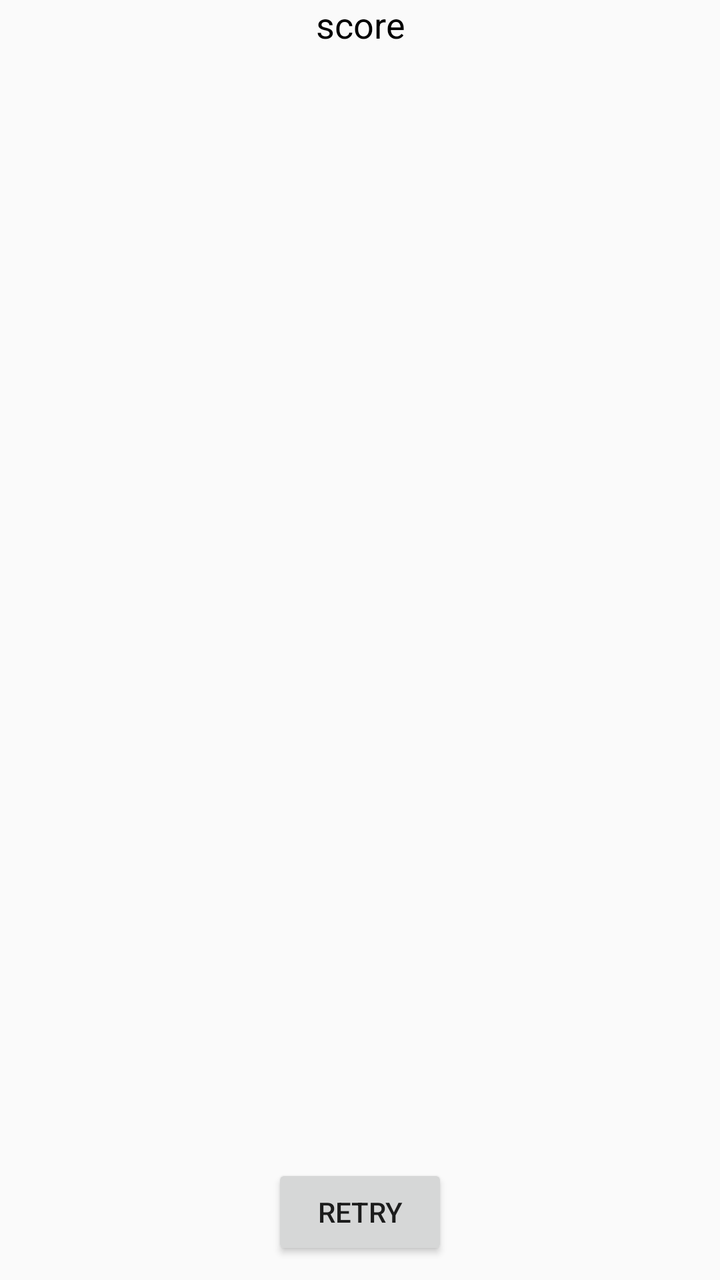
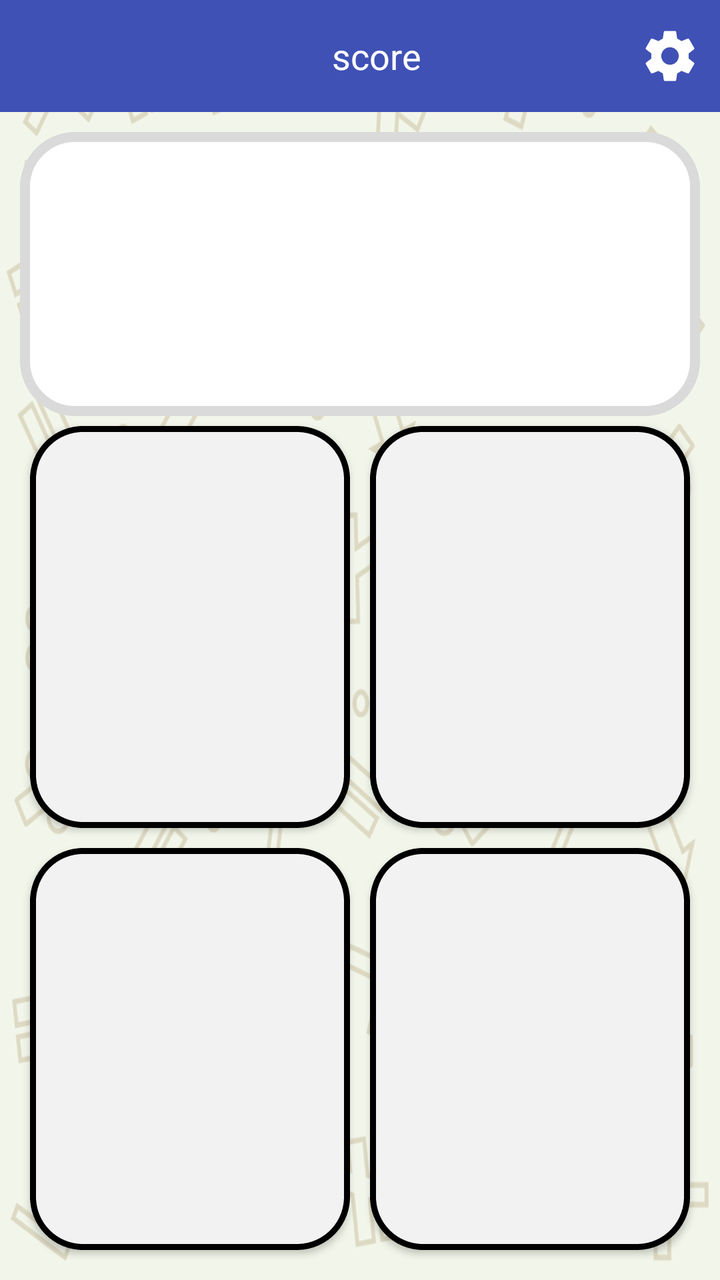

The first picture is an Android layout as it rendered before a commit; the second is the same layout after the commit. The layout source and the unified diff follow.
<!-- AndroidManifest.xml: application theme AppTheme -->
<!-- res/layout/activity_fast_quiz.xml -->
<?xml version="1.0" encoding="utf-8"?>
<RelativeLayout xmlns:android="http://schemas.android.com/apk/res/android"
    xmlns:app="http://schemas.android.com/apk/res-auto"
    xmlns:tools="http://schemas.android.com/tools"
    android:layout_width="match_parent"
    android:layout_height="match_parent"
    tools:context=".UI.FastQuizActivity">

    <TextView
        android:id="@+id/fast_quiz_tv_score"
        android:layout_width="wrap_content"
        android:layout_height="wrap_content"
        android:layout_alignParentTop="true"
        android:layout_centerHorizontal="true"
        android:layout_centerVertical="true"
        android:gravity="center_horizontal"
        android:text="score"
        android:textColor="@color/colorBack"
        android:textSize="18sp" />



    <Button
        android:layout_alignParentBottom="true"
        android:id="@+id/fast_quiz_btn_retry"
        android:layout_marginBottom="10dp"
        android:layout_width="wrap_content"
        android:layout_height="wrap_content"
        android:layout_centerInParent="true"
        android:text="retry" />

</RelativeLayout>
<!-- resources referenced by this layout -->
<resources>
  <color name="colorBack">#000</color>
  <style name="AppTheme" parent="Theme.AppCompat.Light.DarkActionBar">
          
          <item name="colorPrimary">@color/colorPrimary</item>
          <item name="colorPrimaryDark">@color/colorPrimaryDark</item>
          <item name="colorAccent">@color/colorAccent</item>
      </style>
  <color name="colorPrimary">#3F51B5</color>
  <color name="colorPrimaryDark">#303F9F</color>
  <color name="colorAccent">#FF4081</color>
</resources>

<!-- the commit's change to res/layout/activity_fast_quiz.xml (unified diff, before → after) -->
@@ -2,31 +2,132 @@
 <RelativeLayout xmlns:android="http://schemas.android.com/apk/res/android"
     xmlns:app="http://schemas.android.com/apk/res-auto"
     xmlns:tools="http://schemas.android.com/tools"
+    android:background="@drawable/app_background"
+    android:id="@+id/fast_quiz_layout"
     android:layout_width="match_parent"
-    android:layout_height="match_parent"
-    tools:context=".UI.FastQuizActivity">
+    android:layout_height="match_parent">
 
-    <TextView
-        android:id="@+id/fast_quiz_tv_score"
-        android:layout_width="wrap_content"
+    <android.support.v7.widget.Toolbar
+        android:id="@+id/fast_quiz_toolbar"
+        android:layout_width="match_parent"
         android:layout_height="wrap_content"
         android:layout_alignParentTop="true"
-        android:layout_centerHorizontal="true"
-        android:layout_centerVertical="true"
-        android:gravity="center_horizontal"
-        android:text="score"
-        android:textColor="@color/colorBack"
-        android:textSize="18sp" />
+        android:background="@color/colorPrimary">
 
+        <RelativeLayout
+
+            android:layout_width="match_parent"
+            android:layout_height="match_parent">
+
+            <TextView
+                android:id="@+id/fast_quiz_tv_score"
+                android:layout_width="wrap_content"
+                android:layout_height="wrap_content"
+                android:layout_alignParentTop="true"
+                android:layout_centerHorizontal="true"
+                android:layout_centerVertical="true"
+                android:gravity="center_horizontal"
+                android:text="score"
+                android:textColor="@color/colorWhite"
+                android:textSize="18sp" />
+
+            <ImageView
+                android:id="@+id/fast_quiz_iv_setting"
+                android:layout_width="50dp"
+                android:layout_height="50dp"
+                android:layout_alignParentEnd="true"
+                android:layout_centerVertical="true"
+                android:padding="10dp"
+                android:src="@drawable/ic_settings_black_24dp" />
+        </RelativeLayout>
+    </android.support.v7.widget.Toolbar>
+
+    <LinearLayout
+        android:layout_width="match_parent"
+        android:layout_height="match_parent"
+        android:layout_above="@id/fast_quiz_btn_retry"
+        android:layout_below="@id/fast_quiz_toolbar"
+        android:orientation="vertical"
+        android:padding="10dp">
+
+        <TextView
+            android:id="@+id/fast_quiz_tv_question"
+            android:layout_width="match_parent"
+            android:layout_height="wrap_content"
+            android:layout_weight="1"
+            android:background="@drawable/question_background"
+            android:gravity="center"
+            android:text=""
+            android:textSize="30sp" />
+
+        <LinearLayout
+            android:layout_width="match_parent"
+            android:layout_height="wrap_content"
+            android:layout_weight="1.5"
+            android:orientation="horizontal"
+            android:weightSum="2">
+
+            <Button
+                android:id="@+id/fast_quiz_btn_answer1"
+                android:layout_width="0dp"
+                android:layout_height="match_parent"
+                android:layout_margin="5dp"
+                android:layout_weight="1"
+                android:background="@drawable/answers_background"
+                android:text=""
+                android:textSize="32sp"
+                android:textStyle="bold" />
+
+            <Button
+                android:id="@+id/fast_quiz_btn_answer2"
+                android:layout_width="0dp"
+                android:layout_height="match_parent"
+                android:layout_margin="5dp"
+                android:layout_weight="1"
+                android:background="@drawable/answers_background"
+                android:text=""
+                android:textSize="32sp"
+                android:textStyle="bold" />
+        </LinearLayout>
+
+        <LinearLayout
+            android:layout_width="match_parent"
+            android:layout_height="wrap_content"
+            android:layout_weight="1.5"
+            android:orientation="horizontal">
+
+            <Button
+                android:id="@+id/fast_quiz_btn_answer3"
+                android:layout_width="0dp"
+                android:layout_height="match_parent"
+                android:layout_margin="5dp"
+                android:layout_weight="1"
+                android:background="@drawable/answers_background"
+                android:text=""
+                android:textSize="32sp"
+                android:textStyle="bold" />
+
+            <Button
+                android:id="@+id/fast_quiz_btn_answer4"
+                android:layout_width="0dp"
+                android:layout_height="match_parent"
+                android:layout_margin="5dp"
+                android:layout_weight="1"
+                android:background="@drawable/answers_background"
+                android:text=""
+                android:textSize="32sp"
+                android:textStyle="bold" />
+        </LinearLayout>
+    </LinearLayout>
 
 
     <Button
-        android:layout_alignParentBottom="true"
         android:id="@+id/fast_quiz_btn_retry"
-        android:layout_marginBottom="10dp"
         android:layout_width="wrap_content"
         android:layout_height="wrap_content"
+        android:layout_alignParentBottom="true"
         android:layout_centerInParent="true"
-        android:text="retry" />
-
+        android:layout_marginBottom="10dp"
+        android:text="retry"
+        android:visibility="gone" />
 </RelativeLayout>
<!-- resource entries referenced after the edit -->
@@ -1,13 +1,43 @@
 <!-- resources referenced by this layout -->
 <resources>
-  <color name="colorBack">#000</color>
   <style name="AppTheme" parent="Theme.AppCompat.Light.DarkActionBar">
           
           <item name="colorPrimary">@color/colorPrimary</item>
           <item name="colorPrimaryDark">@color/colorPrimaryDark</item>
           <item name="colorAccent">@color/colorAccent</item>
       </style>
+  <color name="colorGray">#dadada</color>
   <color name="colorPrimary">#3F51B5</color>
+  <color name="colorWhite">#FFF</color>
+  <!-- drawable answers_background (drawable) -->
+  <?xml version="1.0" encoding="utf-8"?>
+  <shape xmlns:android="http://schemas.android.com/apk/res/android">
+      <corners android:radius="25dp" />
+      <solid android:color="#f2f2f2"/>
+      <stroke
+          android:width="3dp"
+          android:dashWidth="5dp" />
+  </shape>
+  <!-- drawable app_background: png bitmap (drawable-hdpi, 76013 bytes) -->
+  <!-- drawable ic_settings_black_24dp (drawable) -->
+  <vector xmlns:android="http://schemas.android.com/apk/res/android"
+          android:width="24dp"
+          android:height="24dp"
+          android:viewportWidth="24.0"
+          android:viewportHeight="24.0">
+      <path
+          android:fillColor="#FFFFFFFF"
+          android:pathData="M19.43,12.98c0.04,-0.32 0.07,-0.64 0.07,-0.98s-0.03,-0.66 -0.07,-0.98l2.11,-1.65c0.19,-0.15 0.24,-0.42 0.12,-0.64l-2,-3.46c-0.12,-0.22 -0.39,-0.3 -0.61,-0.22l-2.49,1c-0.52,-0.4 -1.08,-0.73 -1.69,-0.98l-0.38,-2.65C14.46,2.18 14.25,2 14,2h-4c-0.25,0 -0.46,0.18 -0.49,0.42l-0.38,2.65c-0.61,0.25 -1.17,0.59 -1.69,0.98l-2.49,-1c-0.23,-0.09 -0.49,0 -0.61,0.22l-2,3.46c-0.13,0.22 -0.07,0.49 0.12,0.64l2.11,1.65c-0.04,0.32 -0.07,0.65 -0.07,0.98s0.03,0.66 0.07,0.98l-2.11,1.65c-0.19,0.15 -0.24,0.42 -0.12,0.64l2,3.46c0.12,0.22 0.39,0.3 0.61,0.22l2.49,-1c0.52,0.4 1.08,0.73 1.69,0.98l0.38,2.65c0.03,0.24 0.24,0.42 0.49,0.42h4c0.25,0 0.46,-0.18 0.49,-0.42l0.38,-2.65c0.61,-0.25 1.17,-0.59 1.69,-0.98l2.49,1c0.23,0.09 0.49,0 0.61,-0.22l2,-3.46c0.12,-0.22 0.07,-0.49 -0.12,-0.64l-2.11,-1.65zM12,15.5c-1.93,0 -3.5,-1.57 -3.5,-3.5s1.57,-3.5 3.5,-3.5 3.5,1.57 3.5,3.5 -1.57,3.5 -3.5,3.5z"/>
+  </vector>
+  <!-- drawable question_background (drawable) -->
+  <?xml version="1.0" encoding="utf-8"?>
+  <shape xmlns:android="http://schemas.android.com/apk/res/android">
+      <solid android:color="@color/colorWhite" />
+      <corners android:radius="25dp" />
+      <stroke
+          android:width="5dp"
+          android:color="@color/colorGray" />
+  </shape>
   <color name="colorPrimaryDark">#303F9F</color>
   <color name="colorAccent">#FF4081</color>
 </resources>
